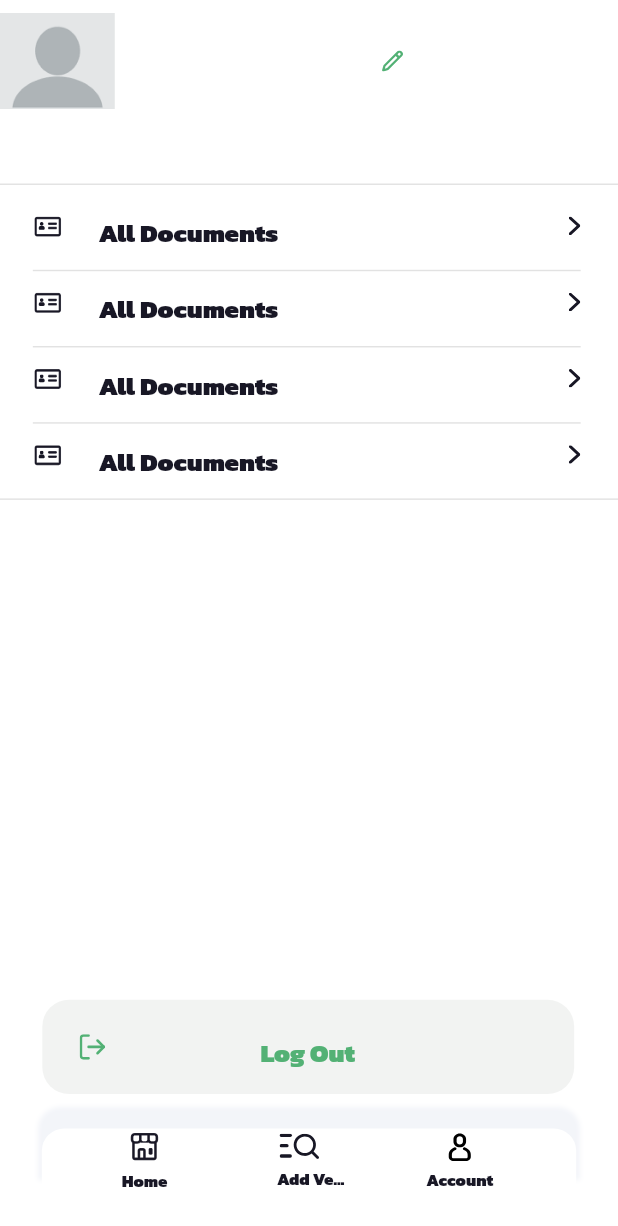
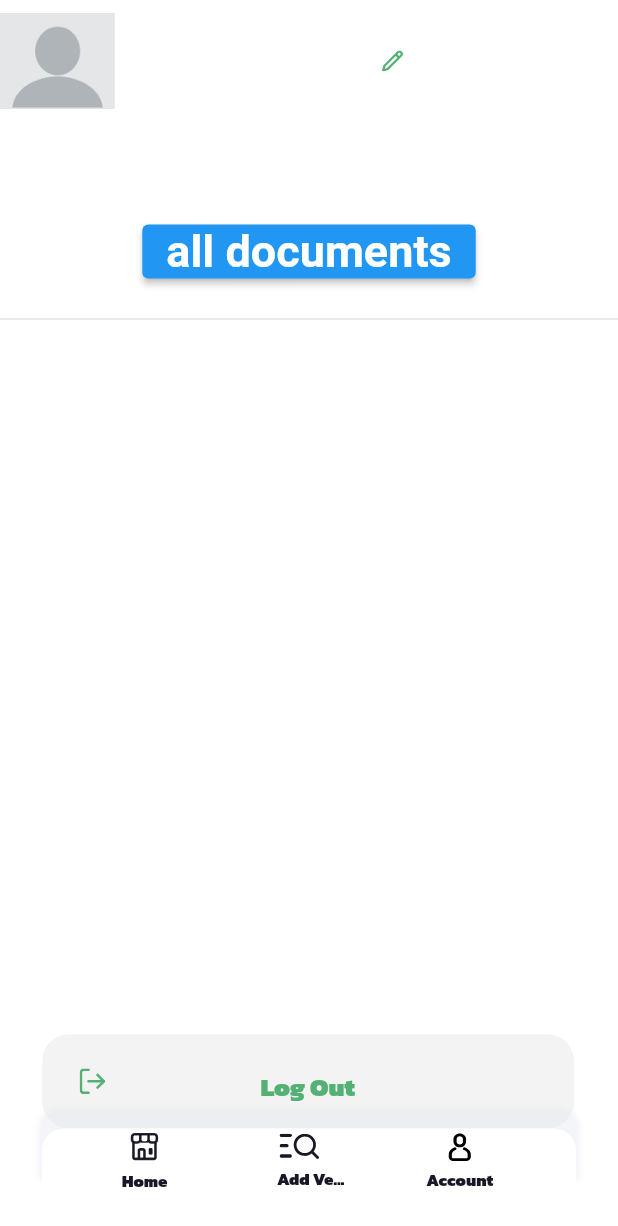
Before and after one commit to ItsYaBoiNeil/digilocker, a Flutter app: the AccountScreen screen opened by its route, on a phone screen of 412 x 824 dp. Shown: the top 1226 px of the screen. Run offline on Flutter 3.47's test engine with Material 2 defaults, Android fonts, the light colour scheme and no system bars; our stand-ins replace cached_network_image, connectivity_plus, firebase_auth, firebase_core, flutter_svg, get and 2 more; accounts and stored records are empty.

Commit message:
Update account_screen.dart

```diff
--- a/lib/presentation/account_screen/account_screen.dart
+++ b/lib/presentation/account_screen/account_screen.dart
@@ -28,6 +28,14 @@ class AccountScreen extends GetWidget<AccountController> {
                 child: Column(
                     mainAxisAlignment: MainAxisAlignment.start,
                     children: [
+                      Text(
+                        "Title",
+                        style: TextStyle(
+                          fontSize: 100.0,
+                          color: Colors.black,
+                          fontWeight: FontWeight.bold,
+                        ),
+                      ),
                       Container(
                           height: getVerticalSize(67),
                           width: getHorizontalSize(66),
@@ -50,7 +58,7 @@ class AccountScreen extends GetWidget<AccountController> {
                               child: Text("lbl_driver_mail".tr,
                                   overflow: TextOverflow.ellipsis,
                                   textAlign: TextAlign.left,
-                                  style: AppStyle.txtKanitBlack16)))
+                                  style: AppStyle.txtKanitBlack16))),
                     ])),
             actions: [
               AppbarImage(
@@ -61,37 +69,27 @@ class AccountScreen extends GetWidget<AccountController> {
             ]),
         body: Container(
             width: double.maxFinite,
-            padding: getPadding(top: 24, bottom: 24),
+            padding: getPadding(
+              top: 50,
+            ),
             child:
                 Column(mainAxisAlignment: MainAxisAlignment.start, children: [
               Padding(
-                  padding: getPadding(top: 12),
-                  child: Divider(
-                      height: getVerticalSize(1),
-                      thickness: getVerticalSize(1),
-                      color: ColorConstant.gray300)),
-              Padding(
-                  padding: getPadding(left: 22, top: 20, right: 25),
-                  child: Obx(() => ListView.separated(
-                      physics: NeverScrollableScrollPhysics(),
-                      shrinkWrap: true,
-                      separatorBuilder: (context, index) {
-                        return Padding(
-                            padding: getPadding(top: 13.0, bottom: 13.0),
-                            child: SizedBox(
-                                width: getHorizontalSize(413),
-                                child: Divider(
-                                    height: getVerticalSize(1),
-                                    thickness: getVerticalSize(1),
-                                    color: ColorConstant.gray300)));
-                      },
-                      itemCount: controller
-                          .accountModelObj.value.accountItemList.value.length,
-                      itemBuilder: (context, index) {
-                        AccountItemModel model = controller
-                            .accountModelObj.value.accountItemList.value[index];
-                        return AccountItemWidget(model);
-                      }))),
+                padding: EdgeInsets.all(8.0),
+                child: ElevatedButton(
+                  onPressed: () {
+                    // add your onPressed function here
+                  },
+                  child: Text(
+                    "all documents",
+                    style: TextStyle(
+                      fontSize: 30.0,
+                      fontWeight: FontWeight.bold,
+                      color: Colors.white,
+                    ),
+                  ),
+                ),
+              ),
               Padding(
                   padding: getPadding(top: 13),
                   child: Divider(
```
